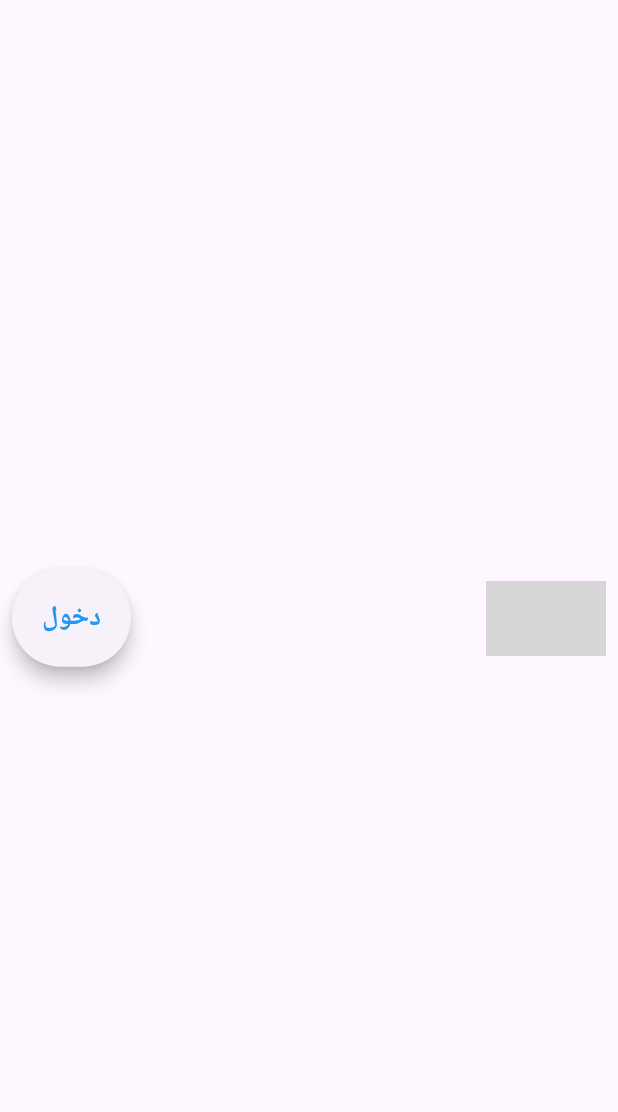
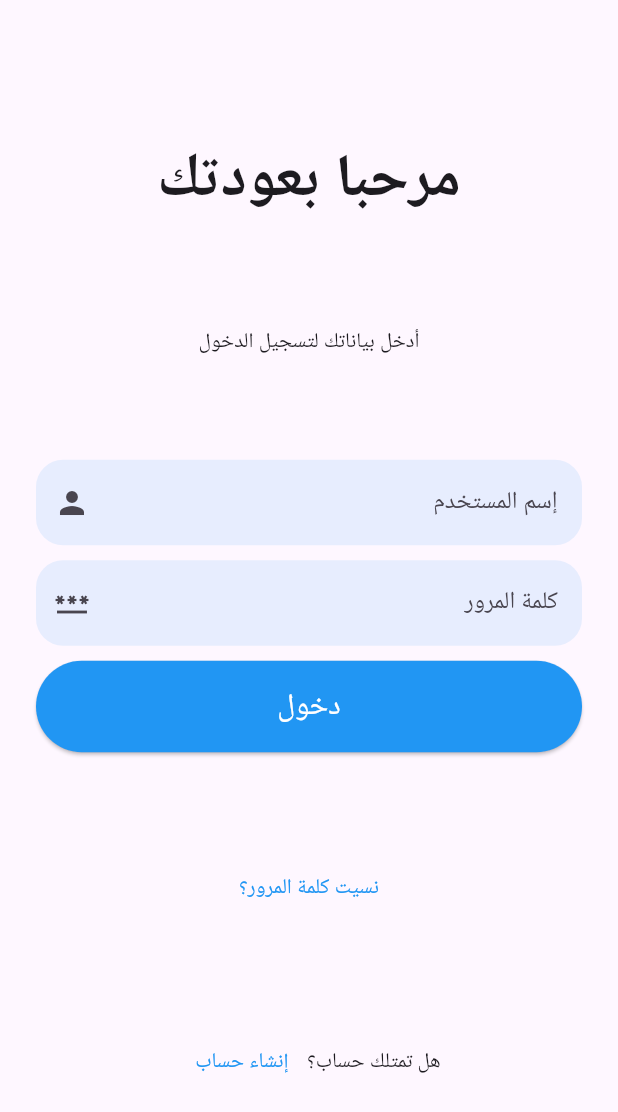
Before and after one commit to chaimaboutou/Flutter-Project-For-Seniors-Retired, a Flutter app: the screen it shows after launch, after a tap on "دخول", on a phone screen of 412 x 824 dp. Shown: the top 1112 px of the screen. Run offline on Flutter 3.47's test engine with Material 3 defaults, Android fonts, the phone set to English and light mode, and no system bars; grey boxes are pictures that could not be loaded.

Commit message:
home+login+signup

```diff
--- /dev/null
+++ b/lib/components/login_textfield.dart
@@ -0,0 +1,23 @@
+import 'package:flutter/material.dart';
+
+class LoginField extends StatelessWidget {
+  const LoginField({super.key, required this.hintText, required this.icons});
+
+  final String hintText;
+  final IconData icons;
+
+  @override
+  Widget build(BuildContext context) {
+    return TextField(
+      textAlign: TextAlign.end,
+      decoration: InputDecoration(
+          hintText: hintText,
+          fillColor: Colors.blue.withOpacity(0.1),
+          filled: true,
+          prefixIcon: Icon(icons),
+          border: OutlineInputBorder(
+              borderSide: BorderSide.none,
+              borderRadius: BorderRadius.circular(18))),
+    );
+  }
+}
--- /dev/null
+++ b/lib/components/my_card_event.dart
@@ -0,0 +1,75 @@
+import 'package:flutter/material.dart';
+
+class MyCardEvent extends StatelessWidget {
+  const MyCardEvent(
+      {super.key,
+      required this.eventButton,
+      required this.eventImage,
+      required this.eventDate,
+      required this.dateButton,
+      required this.eventTitle});
+  final Function eventButton;
+  final AssetImage eventImage;
+  final String eventDate;
+  final VoidCallback dateButton;
+  final String eventTitle;
+
+  @override
+  Widget build(BuildContext context) {
+    return Card(
+      clipBehavior: Clip.antiAlias,
+      shape: RoundedRectangleBorder(borderRadius: BorderRadius.circular(25)),
+      child: Stack(
+        children: [
+          Expanded(
+            child: InkWell(
+              onTap: () {
+                eventButton;
+              },
+              child: Image(
+                image: eventImage,
+                //height: 200,
+                //fit: BoxFit.cover,
+              ),
+            ),
+          ),
+          Padding(
+            padding: const EdgeInsets.all(15.0),
+            child: Column(
+              crossAxisAlignment: CrossAxisAlignment.start,
+              mainAxisAlignment: MainAxisAlignment.start,
+              children: [
+                ElevatedButton(
+                    style: ElevatedButton.styleFrom(
+                      padding: const EdgeInsets.all(8),
+                      shape: RoundedRectangleBorder(
+                        borderRadius: BorderRadius.circular(
+                          15.0, // Rounded corners
+                        ),
+                      ),
+                    ),
+                    onPressed: dateButton,
+                    child: Text(
+                      eventDate,
+                      style: const TextStyle(
+                          fontSize: 15, fontWeight: FontWeight.bold),
+                    )),
+                const SizedBox(
+                  height: 80,
+                ),
+                Text(
+                  eventTitle,
+                  style: const TextStyle(
+                    fontWeight: FontWeight.bold,
+                    color: Colors.white,
+                    fontSize: 20,
+                  ),
+                ),
+              ],
+            ),
+          )
+        ],
+      ),
+    );
+  }
+}
--- a/lib/main.dart
+++ b/lib/main.dart
@@ -1,5 +1,7 @@
 import 'package:flutter/material.dart';
 import 'package:flutter_project_for_retired_seniors/pages/home_page.dart';
+// ignore: depend_on_referenced_packages
+import 'package:flutter_localizations/flutter_localizations.dart';
 
 void main() {
   runApp(const MyApp());
@@ -10,8 +12,23 @@
 
   @override
   Widget build(BuildContext context) {
-    return const MaterialApp(
-      home: HomePage(),
+    return MaterialApp(
+      // Set Arabic as the locale
+      locale: const Locale('ar'), // Locale for Arabic
+      supportedLocales: const [Locale('ar')],
+      localizationsDelegates: const [
+        // Provide localization for Material widgets
+        GlobalMaterialLocalizations.delegate,
+        GlobalWidgetsLocalizations.delegate,
+      ],
+      // This sets the text direction globally
+      builder: (context, child) {
+        return Directionality(
+          textDirection: TextDirection.rtl, // Right-to-left
+          child: child!,
+        );
+      },
+      home: const HomePage(),
     );
   }
 }
--- a/lib/pages/home_page.dart
+++ b/lib/pages/home_page.dart
@@ -1,4 +1,6 @@
 import 'package:flutter/material.dart';
+import 'package:flutter_project_for_retired_seniors/components/my_card_event.dart';
+import 'package:flutter_project_for_retired_seniors/pages/login_page.dart';
 
 class HomePage extends StatefulWidget {
   const HomePage({super.key});
@@ -11,13 +13,14 @@ class _HomePageState extends State<HomePage> {
   @override
   Widget build(BuildContext context) {
     return Scaffold(
-      body: Center(
-        child: Padding(
-          padding: const EdgeInsets.all(8.0),
+      body: ListView(
+        children: [
+          Padding(
+            padding: const EdgeInsets.all(9.0),
             child: Column(
-            mainAxisAlignment: MainAxisAlignment.center, // Center vertically
-            crossAxisAlignment:
-                CrossAxisAlignment.center, // Center horizontally
+              // mainAxisAlignment: MainAxisAlignment.center, // Center vertically
+              // crossAxisAlignment:
+              //     CrossAxisAlignment.center, // Center horizontally
               children: [
                 // const SizedBox(
                 //   height: 20,
@@ -27,8 +30,8 @@ class _HomePageState extends State<HomePage> {
                   children: [
                     ElevatedButton(
                       style: ElevatedButton.styleFrom(
-                      padding:
-                          const EdgeInsets.all(20), // Padding inside the button
+                        padding: const EdgeInsets.all(
+                            20), // Padding inside the button
                         elevation: 5,
                         foregroundColor: Colors.blue,
                         backgroundColor: Colors.deepPurple[48],
@@ -40,20 +43,131 @@ class _HomePageState extends State<HomePage> {
                         textStyle: const TextStyle(
                             fontSize: 18, fontWeight: FontWeight.bold),
                       ),
-                    onPressed: () {},
+                      onPressed: () {
+                        Navigator.push(
+                          context,
+                          MaterialPageRoute(
+                              builder: (context) => const LoginPage()),
+                        );
+                      },
                       child: const Text('دخول'),
                     ),
                     Image.asset(
                       'images/logo1.png',
                       width: 80,
                       height: 50,
-                  )
+                    ),
                   ],
-              )
+                ),
+                const SizedBox(height: 15),
+                const Text(
+                  'مرحبًا بك في مجتمع ذوي الخبرة في الحياة.',
+                  style: TextStyle(fontSize: 25, fontWeight: FontWeight.bold),
+                ),
+                const SizedBox(height: 10),
+                const Text(
+                  'انضم إلينا لتكتشف خبرات وتجارب جديدة، ولتشاركها مع أصدقاء جدد.',
+                  style: TextStyle(fontSize: 15),
+                ),
+                const SizedBox(height: 10),
+                const Text(
+                  'الأحداث',
+                  style: TextStyle(
+                      fontSize: 25,
+                      fontWeight: FontWeight.bold,
+                      color: Colors.deepOrange),
+                ),
+                MyCardEvent(
+                    eventButton: () {},
+                    eventImage: const AssetImage('images/theater.jpg'),
+                    eventDate: '21 ماي',
+                    dateButton: () {},
+                    eventTitle: 'مسرحية مسارح مدينة مراكش'),
+                MyCardEvent(
+                    eventButton: () {},
+                    eventImage: const AssetImage('images/music.jpg'),
+                    eventDate: '15 ماي',
+                    dateButton: () {},
+                    eventTitle:
+                        'تعلم العزف على البيانو أكاديمية موسيقية في الرباط'),
+                MyCardEvent(
+                    eventButton: () {},
+                    eventImage: const AssetImage('images/football.jpg'),
+                    eventDate: '08 ماي',
+                    dateButton: () {},
+                    eventTitle:
+                        'العب مباريات كرة القدم أكاديمية كرو القدم في الرباط'),
+                MyCardEvent(
+                    eventButton: () {},
+                    eventImage: const AssetImage('images/chess.jpg'),
+                    eventDate: '28 ماي',
+                    dateButton: () {},
+                    eventTitle: 'لعبة الشطرنج أكاديمية ألعاب الذكاء في الرباط'),
               ],
             ),
           ),
+        ],
       ),
     );
   }
 }
+
+
+// Widget buildImageCard() => Card(
+//       clipBehavior: Clip.antiAlias,
+//       shape: RoundedRectangleBorder(borderRadius: BorderRadius.circular(25)),
+//       child: Stack(
+//         //alignment: Alignment.topRight,
+//         textDirection: TextDirection.rtl,
+//         children: [
+//           Expanded(
+//             child: InkWell(
+//               onTap: () {
+//                 print('YOU PRESS THE BUTTON !!!!');
+//               },
+//               child: const Image(
+//                 image: AssetImage('images/1.jpg'),
+//                 //height: 200,
+//                 //fit: BoxFit.cover,
+//               ),
+//             ),
+//           ),
+//           Padding(
+//             padding: const EdgeInsets.all(15.0),
+//             child: Column(
+//               crossAxisAlignment: CrossAxisAlignment.end,
+//               mainAxisAlignment: MainAxisAlignment.end,
+//               children: [
+//                 ElevatedButton(
+//                     style: ElevatedButton.styleFrom(
+//                       padding: const EdgeInsets.all(8),
+//                       shape: RoundedRectangleBorder(
+//                         borderRadius: BorderRadius.circular(
+//                           15.0, // Rounded corners
+//                         ),
+//                       ),
+//                     ),
+//                     onPressed: () {},
+//                     child: const Text(
+//                       '21 ماي',
+//                       textDirection: TextDirection.rtl,
+//                       style:
+//                           TextStyle(fontSize: 15, fontWeight: FontWeight.bold),
+//                     )),
+//                 const SizedBox(
+//                   height: 80,
+//                 ),
+//                 const Text(
+//                   'مسرحية مسارح مدينة مراكش',
+//                   style: TextStyle(
+//                     fontWeight: FontWeight.bold,
+//                     color: Colors.white,
+//                     fontSize: 20,
+//                   ),
+//                 ),
+//               ],
+//             ),
+//           )
+//         ],
+//       ),
+//     );
--- /dev/null
+++ b/lib/pages/login_page.dart
@@ -0,0 +1,86 @@
+import 'package:flutter/material.dart';
+import 'package:flutter_project_for_retired_seniors/components/login_textfield.dart';
+import 'package:flutter_project_for_retired_seniors/pages/signup_page.dart';
+
+class LoginPage extends StatelessWidget {
+  const LoginPage({super.key});
+
+  @override
+  Widget build(BuildContext context) {
+    return MaterialApp(
+      home: Scaffold(
+        body: Container(
+          alignment: Alignment.center,
+          margin: const EdgeInsets.all(24),
+          child: Column(
+            // mainAxisAlignment: MainAxisAlignment.center,
+            mainAxisAlignment: MainAxisAlignment.spaceEvenly,
+            children: [
+              const Text(
+                'مرحبا بعودتك',
+                style: TextStyle(fontSize: 40, fontWeight: FontWeight.bold),
+              ),
+              const Text(
+                'أدخل بياناتك لتسجيل الدخول',
+              ),
+              Column(
+                crossAxisAlignment: CrossAxisAlignment.stretch,
+                children: [
+                  const LoginField(
+                      hintText: 'إسم المستخدم', icons: Icons.person),
+                  const SizedBox(height: 10),
+                  const LoginField(
+                      hintText: 'كلمة المرور', icons: Icons.password),
+                  const SizedBox(height: 10),
+                  ElevatedButton(
+                      onPressed: () {},
+                      style: ElevatedButton.styleFrom(
+                          shape: const StadiumBorder(),
+                          padding: const EdgeInsets.symmetric(vertical: 16),
+                          backgroundColor: Colors.blue),
+                      child: const Text(
+                        'دخول',
+                        style: TextStyle(color: Colors.white, fontSize: 20),
+                      ))
+                ],
+              ),
+              _forgotPassword(context),
+              _signup(context),
+            ],
+          ),
+        ),
+      ),
+    );
+  }
+
+  _forgotPassword(context) {
+    return TextButton(
+      onPressed: () {},
+      child: const Text(
+        'نسيت كلمة المرور؟',
+        style: TextStyle(color: Colors.blue),
+      ),
+    );
+  }
+
+  _signup(context) {
+    return Row(
+      textDirection: TextDirection.rtl,
+      mainAxisAlignment: MainAxisAlignment.center,
+      children: [
+        const Text('هل تمتلك حساب؟'),
+        TextButton(
+            onPressed: () {
+              Navigator.push(
+                context,
+                MaterialPageRoute(builder: (context) => const SignUpPage()),
+              );
+            },
+            child: const Text(
+              'إنشاء حساب',
+              style: TextStyle(color: Colors.blue),
+            ))
+      ],
+    );
+  }
+}
--- a/pubspec.yaml
+++ b/pubspec.yaml
@@ -37,6 +37,8 @@ dependencies:
   cupertino_icons: ^1.0.8
 
 dev_dependencies:
+  flutter_localizations:
+    sdk: flutter
   flutter_test:
     sdk: flutter
 
```
Also changed, not shown: lib/pages/signup_page.dart (added, +115 -0 lines), images/chess.jpg (added), images/football.jpg (added), images/music.jpg (added), images/theater.jpg (added), pubspec.lock, 23 other files. Lines whose indentation alone changed are shown as unchanged.
